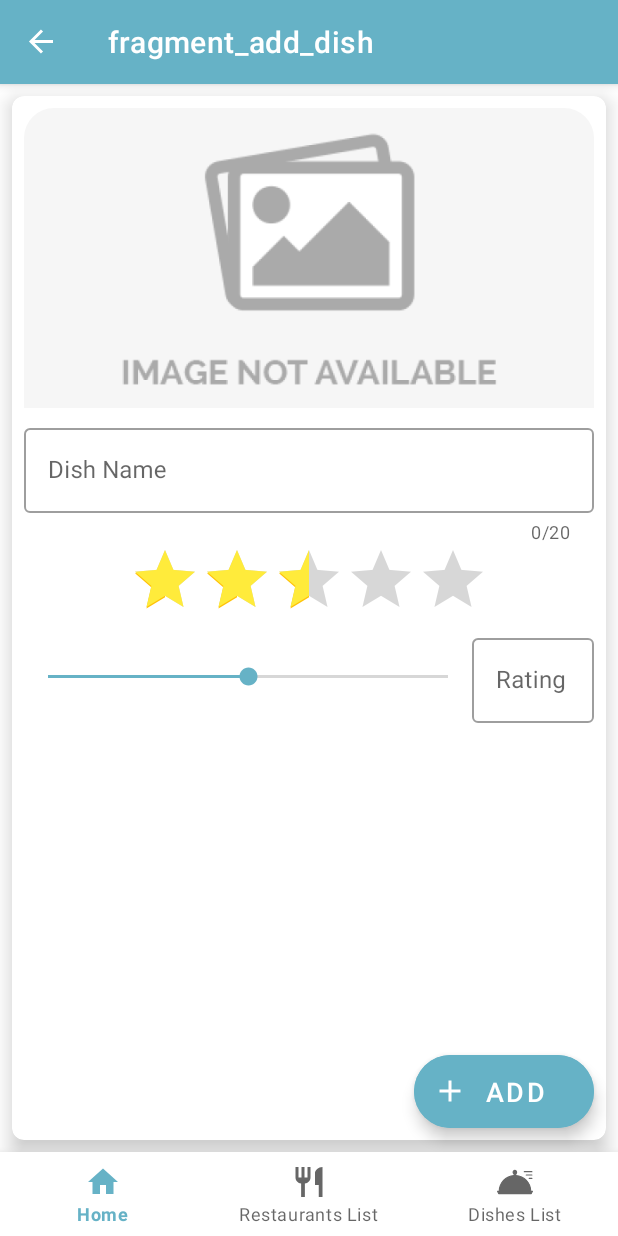
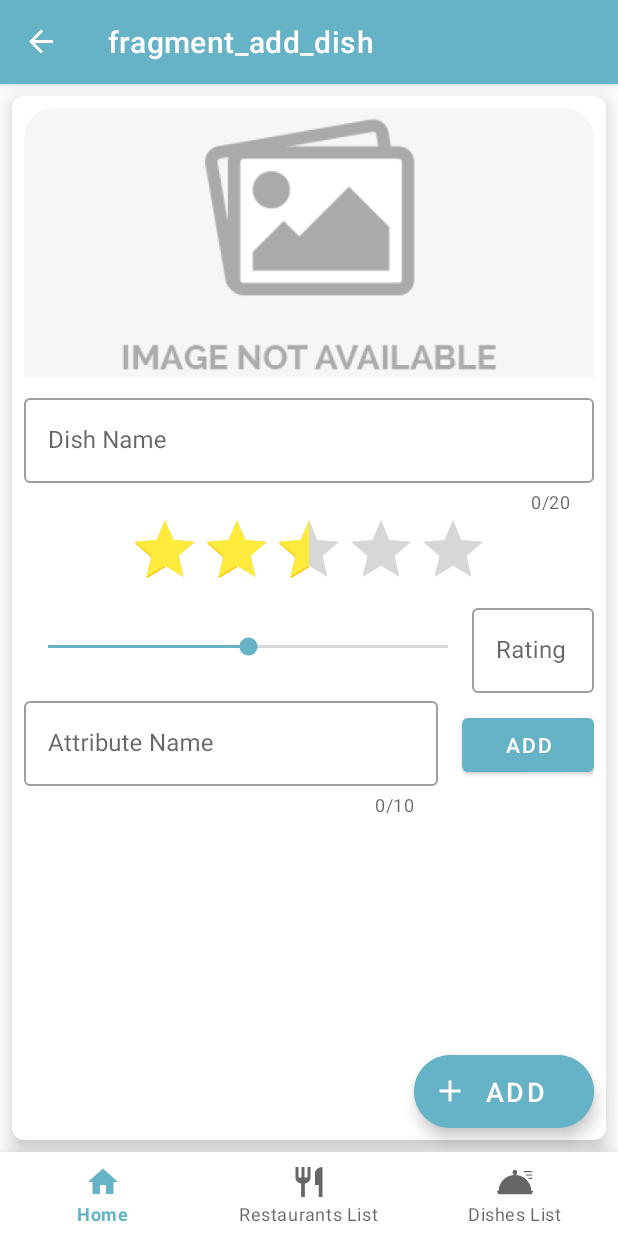
Before and after one commit to ybiblow/FooDiary, an Android app: the AddDishFragment screen opened through its navigation route, on a phone screen of 412 x 824 dp. Run offline under Robolectric (Android 15) with nearby library versions, the phone set to English and light mode, and no system bars; our stand-ins replace CircleImageView, Firebase (no records; nobody signed in at launch, a user with empty details on screens opened directly), navigation-ui; libraries missing offline, so code that uses them is left out: com.firebase.ui; pictures from the network do not load; 4 statements that could not run were skipped.

Commit message:
Added Chips to Dishes_List and Dish_Fragment

```diff
--- a/app/src/main/java/dev/jacob_ba/foodiary/MainActivity.java
+++ b/app/src/main/java/dev/jacob_ba/foodiary/MainActivity.java
@@ -86,8 +86,7 @@ public class MainActivity extends AppCompatActivity {
                         floatingActionButton.shrink();
                         binding.fab.setOnClickListener(new View.OnClickListener() {
                             @Override
-                            public void onClick(View v) {
-                                navController.navigate(R.id.action_navigation_dishes_to_addDishFragment);
+                            public void onClick(View v) {navController.navigate(R.id.addDishFragment);
                             }
                         });
                         break;
--- a/app/src/main/java/dev/jacob_ba/foodiary/fragments/AddDishFragment.java
+++ b/app/src/main/java/dev/jacob_ba/foodiary/fragments/AddDishFragment.java
@@ -22,6 +22,7 @@ import android.util.Log;
 import android.view.LayoutInflater;
 import android.view.View;
 import android.view.ViewGroup;
+import android.widget.Button;
 import android.widget.RatingBar;
 import android.widget.SeekBar;
 import android.widget.Toast;
@@ -29,6 +30,8 @@ import android.widget.Toast;
 import com.bumptech.glide.Glide;
 import com.google.android.gms.tasks.OnFailureListener;
 import com.google.android.gms.tasks.OnSuccessListener;
+import com.google.android.material.chip.Chip;
+import com.google.android.material.chip.ChipGroup;
 import com.google.android.material.floatingactionbutton.ExtendedFloatingActionButton;
 import com.google.android.material.imageview.ShapeableImageView;
 import com.google.android.material.textfield.TextInputEditText;
@@ -48,6 +51,9 @@ import dev.jacob_ba.foodiary.myDB;
 public class AddDishFragment extends Fragment {
 
     private FragmentAddDishBinding binding;
+    private ChipGroup chipGroup_Add_Attributes;
+    private Button button_Add_Attribute;
+    private TextInputEditText editText_Attribute_Name;
     private ShapeableImageView add_dish_image;
     private TextInputEditText dish_name;
     private RatingBar ratingBar;
@@ -69,10 +75,6 @@ public class AddDishFragment extends Fragment {
                 }
             });
 
-    public AddDishFragment() {
-        // Required empty public constructor
-    }
-
 
     @Override
     public void onCreate(Bundle savedInstanceState) {
@@ -86,7 +88,7 @@ public class AddDishFragment extends Fragment {
         // Inflate the layout for this fragment
         binding = FragmentAddDishBinding.inflate(inflater, container, false);
         View root = binding.getRoot();
-        setBinding();
+        bindViews();
         return root;
     }
 
@@ -96,6 +98,18 @@ public class AddDishFragment extends Fragment {
         setFab();
         setDefaultImage();
         setOnClicks();
+    }
+
+    private void bindViews() {
+        dish_name = binding.textFieldDishName;
+        dish_rating_input = binding.addDishRatingInput;
+        dish_rating_seekBar = binding.addDishSeekbar;
+        ratingBar = binding.addDishRatingBar;
+        add_dish_image = binding.addDishImage;
+        ratingBar.setRating(2.5f);
+        chipGroup_Add_Attributes = binding.chipGroupAttributes;
+        button_Add_Attribute = binding.buttonAddAttribute;
+        editText_Attribute_Name = binding.editTextAttributeName;
     }
 
     private void setFab() {
@@ -135,7 +149,7 @@ public class AddDishFragment extends Fragment {
                                     attributes.add("Spicy");
                                     attributes.add("Vegan");
                                     Dish dish = new Dish(name, dish_image_url, Integer.parseInt(str_rating), attributes);
-
+                                    setAttributes(dish);
                                     myDB.getInstance().addDishToDatabase(dish);
                                     NavController navController = Navigation.findNavController(requireActivity(), requireParentFragment().getId());
                                     navController.navigate(R.id.action_addDishFragment_to_navigation_dishes);
@@ -146,6 +160,17 @@ public class AddDishFragment extends Fragment {
                 }
             }
         });
+    }
+
+    private void setAttributes(Dish dish) {
+        ArrayList<String> attributes = new ArrayList<>();
+        int chipGroupLength = chipGroup_Add_Attributes.getChildCount();
+        for (int i = 0; i < chipGroupLength; i++) {
+            Chip chip = (Chip) chipGroup_Add_Attributes.getChildAt(i);
+            attributes.add(chip.getText().toString());
+            Log.i("info", "Chip = " + chip.getText());
+        }
+        dish.setAttributes(attributes);
     }
 
     private void setViewsNotEnabled() {
@@ -170,15 +195,6 @@ public class AddDishFragment extends Fragment {
             return false;
         }
         return true;
-    }
-
-    private void setBinding() {
-        dish_name = binding.textFieldDishName;
-        dish_rating_input = binding.addDishRatingInput;
-        dish_rating_seekBar = binding.addDishSeekbar;
-        ratingBar = binding.addDishRatingBar;
-        add_dish_image = binding.addDishImage;
-        ratingBar.setRating(2.5f);
     }
 
     private void setOnClicks() {
@@ -236,6 +252,21 @@ public class AddDishFragment extends Fragment {
                 choosePicture();
             }
         });
+        button_Add_Attribute.setOnClickListener(new View.OnClickListener() {
+            @Override
+            public void onClick(View v) {
+
+                String str = editText_Attribute_Name.getText().toString();
+                if (str.isEmpty()) {
+                    Toast.makeText(getContext(), "Please Enter an Attribute", Toast.LENGTH_SHORT).show();
+                    return;
+                }
+                editText_Attribute_Name.setText("");
+                Chip chip = (Chip) getLayoutInflater().inflate(R.layout.custom_chip, chipGroup_Add_Attributes, false);
+                chip.setText(str);
+                chipGroup_Add_Attributes.addView(chip);
+            }
+        });
     }
 
     private void choosePicture() {
--- a/app/src/main/java/dev/jacob_ba/foodiary/models/Dish.java
+++ b/app/src/main/java/dev/jacob_ba/foodiary/models/Dish.java
@@ -88,4 +88,8 @@ public class Dish implements Parcelable {
         dest.writeFloat(rank);
         dest.writeString(image_url);
     }
+
+    public void setAttributes(ArrayList<String> attributes) {
+        this.attributes = attributes;
+    }
 }
--- a/app/src/main/res/layout/fragment_add_dish.xml
+++ b/app/src/main/res/layout/fragment_add_dish.xml
@@ -25,7 +25,7 @@
             <com.google.android.material.imageview.ShapeableImageView
                 android:id="@+id/add_dish_image"
                 android:layout_width="match_parent"
-                android:layout_height="200dp"
+                android:layout_height="180dp"
                 android:layout_marginBottom="8dp"
                 android:scaleType="centerCrop"
                 android:src="@drawable/image_not_available"
@@ -95,6 +95,52 @@
 
             </LinearLayout>
 
+            <LinearLayout
+                android:layout_width="match_parent"
+                android:layout_height="wrap_content"
+                android:orientation="horizontal">
+
+                <com.google.android.material.textfield.TextInputLayout
+                    style="@style/Widget.MaterialComponents.TextInputLayout.OutlinedBox"
+                    android:layout_width="wrap_content"
+                    android:layout_height="wrap_content"
+                    android:layout_marginEnd="8dp"
+                    android:layout_weight="1"
+                    android:gravity="center"
+                    android:hint="Attribute Name"
+                    app:counterEnabled="true"
+                    app:counterMaxLength="10">
+
+                    <com.google.android.material.textfield.TextInputEditText
+                        android:id="@+id/editText_Attribute_Name"
+                        android:layout_width="match_parent"
+                        android:layout_height="wrap_content"
+                        android:maxLength="10" />
+                </com.google.android.material.textfield.TextInputLayout>
+
+                <Button
+                    android:id="@+id/button_Add_Attribute"
+                    android:layout_width="wrap_content"
+                    android:layout_height="wrap_content"
+                    android:layout_marginStart="8dp"
+                    android:text="Add" />
+            </LinearLayout>
+
+            <HorizontalScrollView
+                android:id="@+id/horizontalScrollView_Chips"
+                android:layout_width="wrap_content"
+                android:layout_height="wrap_content">
+
+                <com.google.android.material.chip.ChipGroup
+                    android:id="@+id/chipGroup_Attributes"
+                    android:layout_width="wrap_content"
+                    android:layout_height="wrap_content"
+                    app:singleLine="true"
+                    app:singleSelection="true">
+
+                </com.google.android.material.chip.ChipGroup>
+            </HorizontalScrollView>
+
         </androidx.appcompat.widget.LinearLayoutCompat>
 
     </com.google.android.material.card.MaterialCardView>
```
Also changed, not shown: app/src/main/java/dev/jacob_ba/foodiary/fragments/DishFragment.java (+17 -0 lines), app/src/main/res/layout/action_chip.xml (added, +8 -0 lines), app/src/main/res/layout/custom_chip.xml (added, +8 -0 lines), app/src/main/res/layout/fragment_dish.xml (+16 -0 lines).
